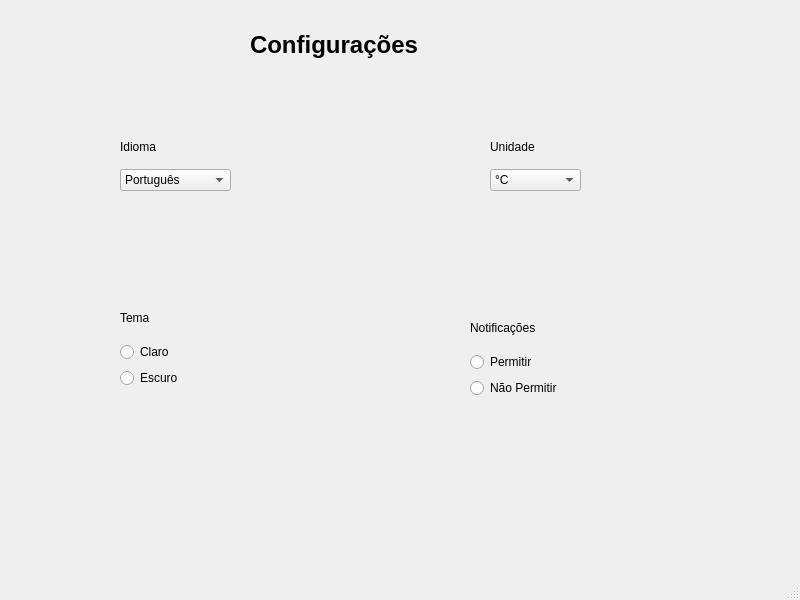
First picture: the form in configuracoes.ui, repository WeslleyMarcelo14/poo2_climatech, before the edit.
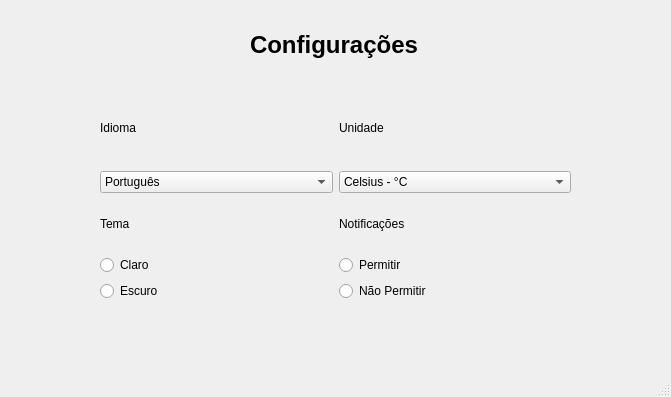
Second picture: the form after the edit.

```diff
--- a/configuracoes.ui
+++ b/configuracoes.ui
@@ -6,8 +6,8 @@
    <rect>
     <x>0</x>
     <y>0</y>
-    <width>800</width>
-    <height>600</height>
+    <width>671</width>
+    <height>397</height>
    </rect>
   </property>
   <property name="windowTitle">
@@ -30,12 +30,80 @@
    <widget class="QWidget" name="layoutWidget">
     <property name="geometry">
      <rect>
-      <x>120</x>
-      <y>300</y>
-      <width>114</width>
-      <height>88</height>
+      <x>100</x>
+      <y>90</y>
+      <width>471</width>
+      <height>211</height>
      </rect>
     </property>
+    <layout class="QVBoxLayout" name="verticalLayout_5">
+     <item>
+      <layout class="QHBoxLayout" name="horizontalLayout_2">
+       <item>
+        <layout class="QVBoxLayout" name="verticalLayout_4">
+         <item>
+          <widget class="QLabel" name="label_2">
+           <property name="text">
+            <string>Idioma</string>
+           </property>
+          </widget>
+         </item>
+         <item>
+          <widget class="QComboBox" name="comboBox">
+           <item>
+            <property name="text">
+             <string>Português</string>
+            </property>
+           </item>
+           <item>
+            <property name="text">
+             <string>Inglês</string>
+            </property>
+           </item>
+           <item>
+            <property name="text">
+             <string>Espanhol</string>
+            </property>
+           </item>
+          </widget>
+         </item>
+        </layout>
+       </item>
+       <item>
+        <layout class="QVBoxLayout" name="verticalLayout_3">
+         <item>
+          <widget class="QLabel" name="label_3">
+           <property name="text">
+            <string>Unidade</string>
+           </property>
+          </widget>
+         </item>
+         <item>
+          <widget class="QComboBox" name="Box_unidade">
+           <item>
+            <property name="text">
+             <string>Celsius - °C</string>
+            </property>
+           </item>
+           <item>
+            <property name="text">
+             <string>Fahrenheit - °F</string>
+            </property>
+           </item>
+           <item>
+            <property name="text">
+             <string>Kelvin - K</string>
+            </property>
+           </item>
+          </widget>
+         </item>
+        </layout>
+       </item>
+      </layout>
+     </item>
+     <item>
+      <layout class="QHBoxLayout" name="horizontalLayout">
+       <item>
     <layout class="QVBoxLayout" name="verticalLayout">
      <item>
       <widget class="QLabel" name="label_4">
@@ -59,16 +127,8 @@
       </widget>
      </item>
     </layout>
-   </widget>
-   <widget class="QWidget" name="layoutWidget">
-    <property name="geometry">
-     <rect>
-      <x>470</x>
-      <y>310</y>
-      <width>131</width>
-      <height>88</height>
-     </rect>
-    </property>
+       </item>
+       <item>
     <layout class="QVBoxLayout" name="verticalLayout_2">
      <item>
       <widget class="QLabel" name="label_5">
@@ -92,81 +152,9 @@
       </widget>
      </item>
     </layout>
-   </widget>
-   <widget class="QWidget" name="layoutWidget">
-    <property name="geometry">
-     <rect>
-      <x>490</x>
-      <y>130</y>
-      <width>91</width>
-      <height>61</height>
-     </rect>
-    </property>
-    <layout class="QVBoxLayout" name="verticalLayout_3">
-     <item>
-      <widget class="QLabel" name="label_3">
-       <property name="text">
-        <string>Unidade</string>
-       </property>
-      </widget>
-     </item>
-     <item>
-      <widget class="QComboBox" name="Box_unidade">
-       <item>
-        <property name="text">
-         <string>°C</string>
-        </property>
-       </item>
-       <item>
-        <property name="text">
-         <string>°F</string>
-        </property>
-       </item>
-       <item>
-        <property name="text">
-         <string>K</string>
-        </property>
-       </item>
-      </widget>
-     </item>
-    </layout>
-   </widget>
-   <widget class="QWidget" name="layoutWidget">
-    <property name="geometry">
-     <rect>
-      <x>120</x>
-      <y>130</y>
-      <width>111</width>
-      <height>61</height>
-     </rect>
-    </property>
-    <layout class="QVBoxLayout" name="verticalLayout_4">
-     <item>
-      <widget class="QLabel" name="label_2">
-       <property name="text">
-        <string>Idioma</string>
-       </property>
-      </widget>
+       </item>
+      </layout>
      </item>
-     <item>
-      <widget class="QComboBox" name="comboBox">
-       <item>
-        <property name="text">
-         <string>Português</string>
-        </property>
-       </item>
-       <item>
-        <property name="text">
-         <string>Inglês</string>
-        </property>
-       </item>
-       <item>
-        <property name="text">
-         <string>Espanhol</string>
-        </property>
-       </item>
-      </widget>
-     </item>
     </layout>
    </widget>
   </widget>
```
Left out of the diff: 10 changed lines with no effect on the pictures. Lines whose indentation alone changed are shown as unchanged.
